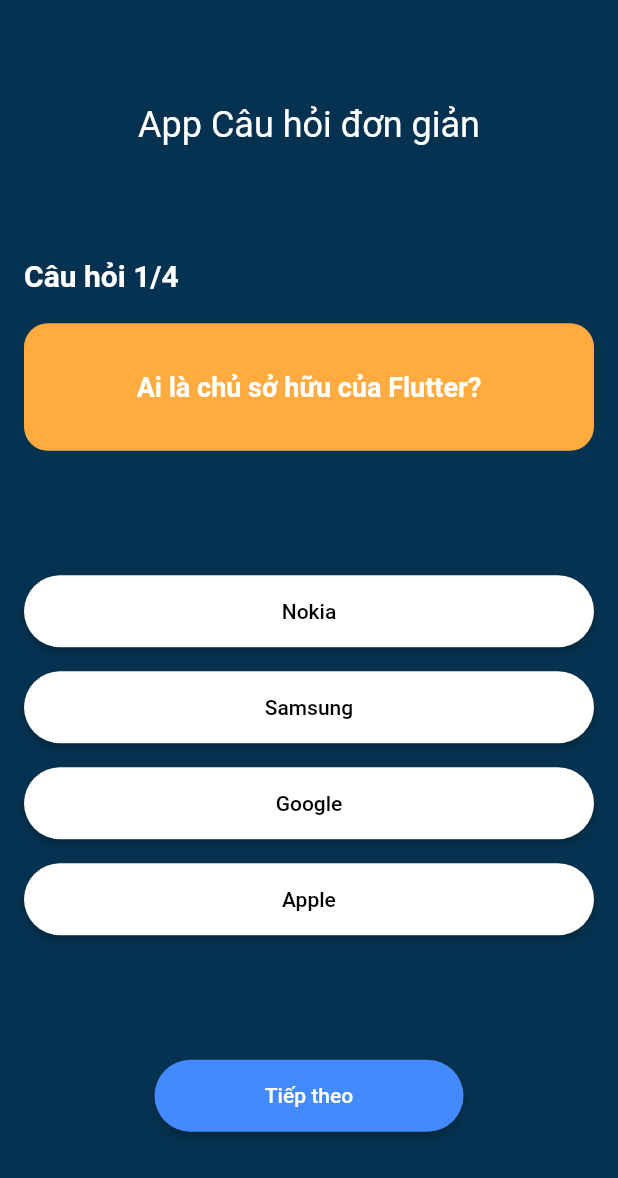
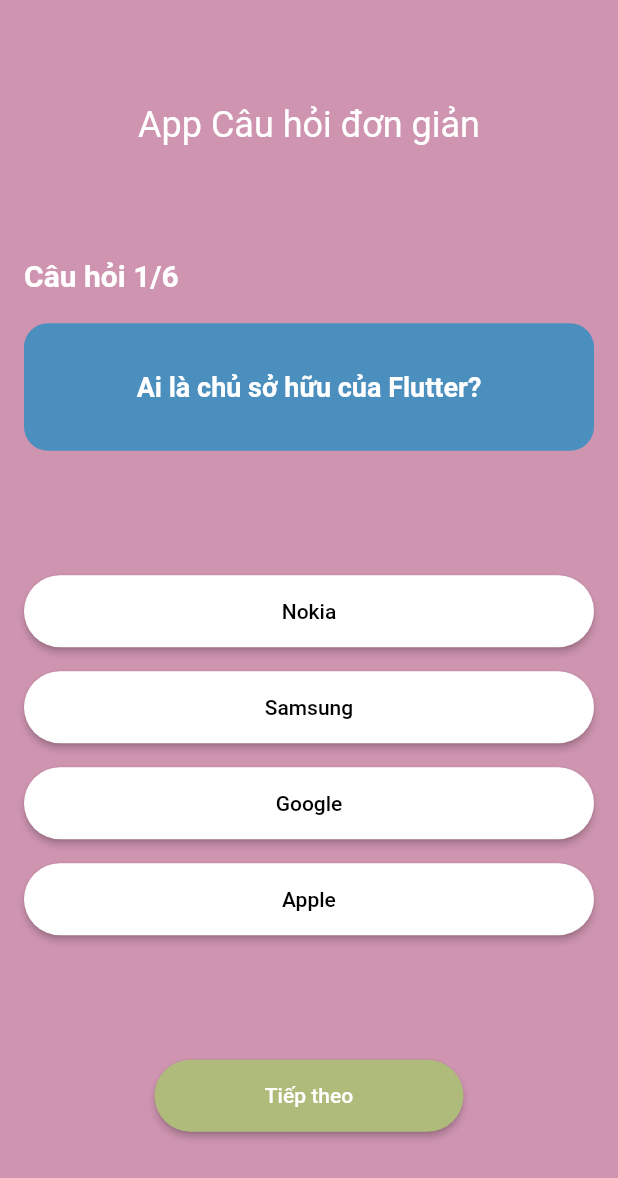
Before and after one commit to ngocgiau31/app-cau-hoi, a Flutter app: the screen it shows after launch, on a phone screen of 412 x 824 dp. Shown: the top 1178 px of the screen. Run offline on Flutter 3.47's test engine with Material 2 defaults, Android fonts, the phone set to English and light mode, and no system bars; missing offline and left inert: dart:html.

Commit message:
Trang chu chinh

```diff
--- a/lib/question_model.dart
+++ b/lib/question_model.dart
@@ -37,6 +37,16 @@ List<Question> getQuestions() {
   ));
 
   list.add(Question(
+    "Mỗi học kỳ chính được đăng ký tối đa bao nhiêu tín chỉ",
+    [
+      Answer("18", false),
+      Answer("20", false),
+      Answer("8", false),
+      Answer("25", true),
+    ],
+  ));
+
+  list.add(Question(
     " Nền tảng Youtube là _________  ?",
     [
       Answer("Chia sẻ âm nhạc", false),
@@ -47,7 +57,17 @@ List<Question> getQuestions() {
   ));
 
   list.add(Question(
-    "Flutter sử dụng dart làm ngôn ngũ?",
+    "Học phần phát triển ứng dụng di động có mã học phần là",
+    [
+      Answer("CT112", false),
+      Answer("CT300", false),
+      Answer("CT484", true),
+      Answer("CT449", false),
+    ],
+  ));
+
+  list.add(Question(
+    "Flutter sử dụng dart làm ngôn ngữ?",
     [
       Answer("True", true),
       Answer("False", false),
--- a/lib/quiz_screen.dart
+++ b/lib/quiz_screen.dart
@@ -15,7 +15,7 @@ class _QuizScreenState extends State<QuizScreen> {
   @override
   Widget build(BuildContext context) {
     return Scaffold(
-      backgroundColor: const Color.fromARGB(255, 5, 50, 80),
+      backgroundColor: Color.fromARGB(255, 206, 148, 176),
       body: Container(
         margin: const EdgeInsets.symmetric(horizontal: 16, vertical: 32),
         child:
@@ -54,7 +54,7 @@ class _QuizScreenState extends State<QuizScreen> {
           width: double.infinity,
           padding: const EdgeInsets.all(32),
           decoration: BoxDecoration(
-            color: Colors.orangeAccent,
+            color: Color.fromARGB(255, 75, 143, 191),
             borderRadius: BorderRadius.circular(16),
           ),
           child: Text(
@@ -91,7 +91,8 @@ class _QuizScreenState extends State<QuizScreen> {
         child: Text(answer.answerText),
         style: ElevatedButton.styleFrom(
           shape: const StadiumBorder(),
-          primary: isSelected ? Colors.orangeAccent : Colors.white,
+          primary:
+              isSelected ? Color.fromARGB(255, 75, 143, 191) : Colors.white,
           onPrimary: isSelected ? Colors.white : Colors.black,
         ),
         onPressed: () {
@@ -121,7 +122,7 @@ class _QuizScreenState extends State<QuizScreen> {
         child: Text(isLastQuestion ? "Chọn" : "Tiếp theo"),
         style: ElevatedButton.styleFrom(
           shape: const StadiumBorder(),
-          primary: Colors.blueAccent,
+          primary: Color.fromARGB(255, 174, 187, 122),
           onPrimary: Colors.white,
         ),
         onPressed: () {
@@ -143,10 +144,10 @@ class _QuizScreenState extends State<QuizScreen> {
     if (score >= questionList.length * 0.6) {
       isPassed = true;
     }
-    String title = isPassed ? "Đúng" : "Sai";
+    String title = isPassed ? "Đúng!" : "Sai!";
     return AlertDialog(
       title: Text(
-        title + "Điểm của bạn là $score",
+        title + " Điểm của bạn là $score",
         style: TextStyle(color: isPassed ? Colors.green : Colors.redAccent),
       ),
       content: ElevatedButton(
```
